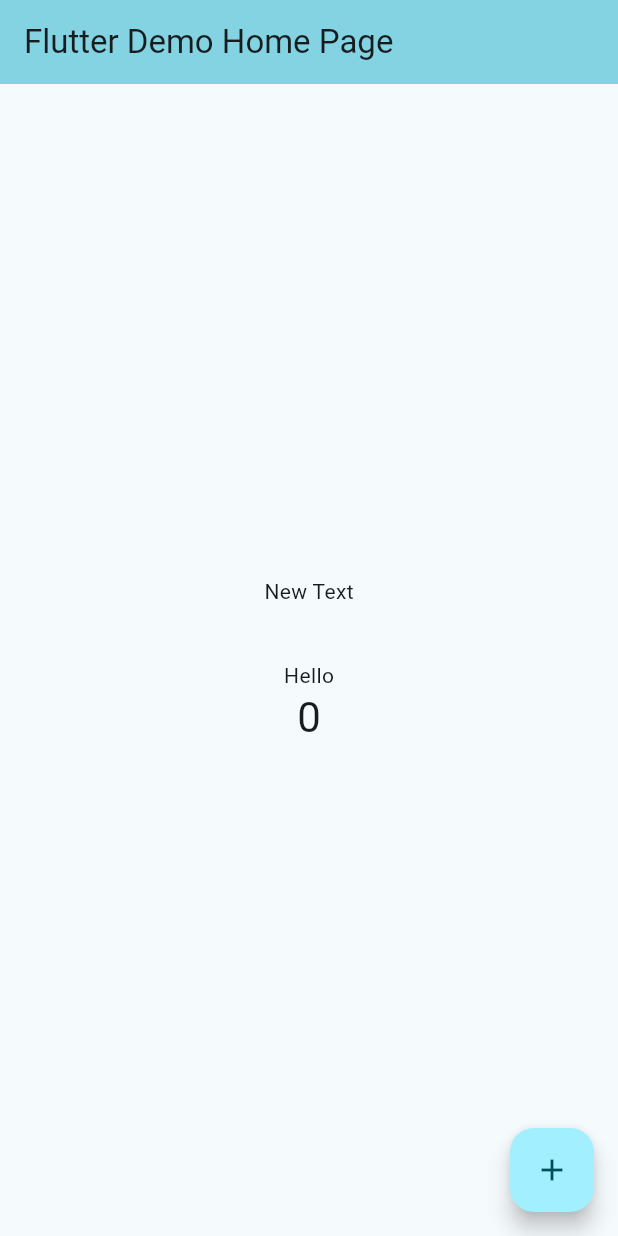
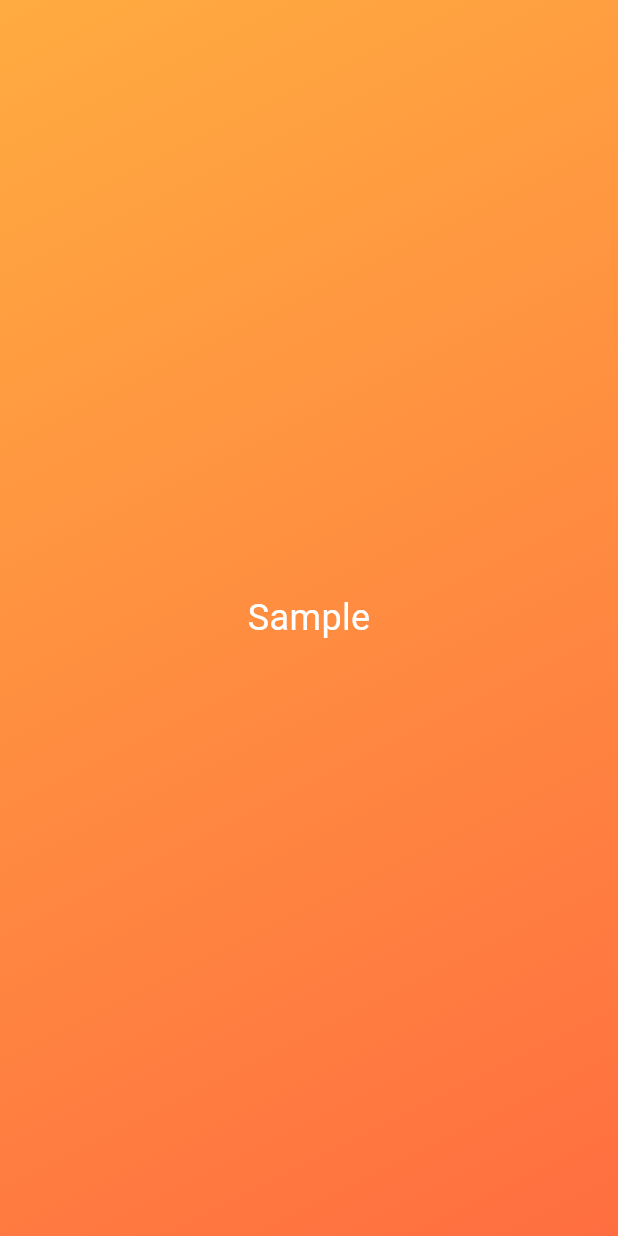
Before and after one commit to valentin994/flutter-playground, a Flutter app: the screen it shows after launch, on a phone screen of 412 x 824 dp. Run offline on Flutter 3.47's test engine with Material 3 defaults, Android fonts, the phone set to English and light mode, and no system bars; our stand-ins replace sensors_plus.

Commit message:
learning update

```diff
--- /dev/null
+++ b/lib/gradient_container.dart
@@ -0,0 +1,24 @@
+import 'package:flutter/material.dart';
+
+class GradientContainer extends StatelessWidget{
+  const GradientContainer({super.key});
+  @override
+  Widget build(context) {
+    return Container(
+        decoration: const BoxDecoration(
+          gradient: LinearGradient(
+            begin: Alignment.topLeft,
+            end: Alignment.bottomRight,
+            colors: [Colors.orangeAccent, Colors.deepOrangeAccent]
+          ),
+        ),
+        child: const Center(
+          child: Text('Sample', style: TextStyle(
+            color: Colors.white,
+            fontSize: 24
+                ),
+              ),
+            ),
+          );
+  }
+}
--- a/lib/main.dart
+++ b/lib/main.dart
@@ -1,143 +1,22 @@
 import 'package:flutter/material.dart';
+import 'gradient_container.dart';
 import 'package:sensors_plus/sensors_plus.dart';
 
-void main() {
-  runApp(const MyApp());
+
+var valueList = [];
+var textToShow = "No data";
+void accelData() {
+    accelerometerEventStream(samplingPeriod: SensorInterval.normalInterval).listen((event) {
+        textToShow = event.x.toString();
+        });
 }
 
-class MyApp extends StatelessWidget {
-  const MyApp({super.key});
-
-  // This widget is the root of your application.
-  @override
-  Widget build(BuildContext context) {
-    return MaterialApp(
-      title: 'Flutter Demo',
-      theme: ThemeData(
-        // This is the theme of your application.
-        //
-        // TRY THIS: Try running your application with "flutter run". You'll see
-        // the application has a purple toolbar. Then, without quitting the app,
-        // try changing the seedColor in the colorScheme below to Colors.green
-        // and then invoke "hot reload" (save your changes or press the "hot
-        // reload" button in a Flutter-supported IDE, or press "r" if you used
-        // the command line to start the app).
-        //
-        // Notice that the counter didn't reset back to zero; the application
-        // state is not lost during the reload. To reset the state, use hot
-        // restart instead.
-        //
-        // This works for code too, not just values: Most code changes can be
-        // tested with just a hot reload.
-        colorScheme: ColorScheme.fromSeed(seedColor: Colors.cyan),
-        useMaterial3: true,
-      ),
-      home: const MyHomePage(title: 'Flutter Demo Home Page'),
-    );
-  }
-}
-
-class MyHomePage extends StatefulWidget {
-  const MyHomePage({super.key, required this.title});
-
-  // This widget is the home page of your application. It is stateful, meaning
-  // that it has a State object (defined below) that contains fields that affect
-  // how it looks.
-
-  // This class is the configuration for the state. It holds the values (in this
-  // case the title) provided by the parent (in this case the App widget) and
-  // used by the build method of the State. Fields in a Widget subclass are
-  // always marked "final".
-
-  final String title;
-
-  @override
-  State<MyHomePage> createState() => _MyHomePageState();
-}
-
-class _MyHomePageState extends State<MyHomePage> {
-  int _counter = 0;
-  String _accel = "";
-
- void _getAccelData(){
-    accelerometerEvents.listen(
-    (AccelerometerEvent event) {
-      _accel = event.toString();
-    },
-    onError: (error) {
-    // Logic to handle error
-    // Needed for Android in case sensor is not available
-    },
-    cancelOnError: true,
-    );
- }
-
-  void _incrementCounter() {
-    setState(() {
-      // This call to setState tells the Flutter framework that something has
-      // changed in this State, which causes it to rerun the build method below
-      // so that the display can reflect the updated values. If we changed
-      // _counter without calling setState(), then the build method would not be
-      // called again, and so nothing would appear to happen.
-      _counter++;
-    });
-  }
-
-  @override
-  Widget build(BuildContext context) {
-    // This method is rerun every time setState is called, for instance as done
-    // by the _incrementCounter method above.
-    //
-    // The Flutter framework has been optimized to make rerunning build methods
-    // fast, so that you can just rebuild anything that needs updating rather
-    // than having to individually change instances of widgets.
-    return Scaffold(
-      appBar: AppBar(
-        // TRY THIS: Try changing the color here to a specific color (to
-        // Colors.amber, perhaps?) and trigger a hot reload to see the AppBar
-        // change color while the other colors stay the same.
-        backgroundColor: Theme.of(context).colorScheme.inversePrimary,
-        // Here we take the value from the MyHomePage object that was created by
-        // the App.build method, and use it to set our appbar title.
-        title: Text(widget.title),
-      ),
-      body: Center(
-        // Center is a layout widget. It takes a single child and positions it
-        // in the middle of the parent.
-        child: Column(
-          // Column is also a layout widget. It takes a list of children and
-          // arranges them vertically. By default, it sizes itself to fit its
-          // children horizontally, and tries to be as tall as its parent.
-          //
-          // Column has various properties to control how it sizes itself and
-          // how it positions its children. Here we use mainAxisAlignment to
-          // center the children vertically; the main axis here is the vertical
-          // axis because Columns are vertical (the cross axis would be
-          // horizontal).
-          //
-          // TRY THIS: Invoke "debug painting" (choose the "Toggle Debug Paint"
-          // action in the IDE, or press "p" in the console), to see the
-          // wireframe for each widget.
-          mainAxisAlignment: MainAxisAlignment.center,
-          children: <Widget>[
-            const Text("New Text"),
-            Text('$_accel',
-                style: Theme.of(context).textTheme.headlineMedium,),
-            const Text(
-              'Hello',
-            ),
-            Text(
-              '$_counter',
-              style: Theme.of(context).textTheme.headlineMedium,
-            ),
-          ],
+void main() {
+  runApp(
+   const MaterialApp(
+    home: Scaffold(
+      body: GradientContainer(),
         ),
       ),
-      floatingActionButton: FloatingActionButton(
-        onPressed: _incrementCounter,
-        tooltip: 'Increment',
-        child: const Icon(Icons.add),
-      ), // This trailing comma makes auto-formatting nicer for build methods.
     );
-  }
 }
--- a/pubspec.yaml
+++ b/pubspec.yaml
@@ -38,6 +38,7 @@ dependencies:
   cupertino_icons: ^1.0.2
 
 dev_dependencies:
+  logging: ^1.2.0
   flutter_test:
     sdk: flutter
 
```
Also changed, not shown: pubspec.lock.
